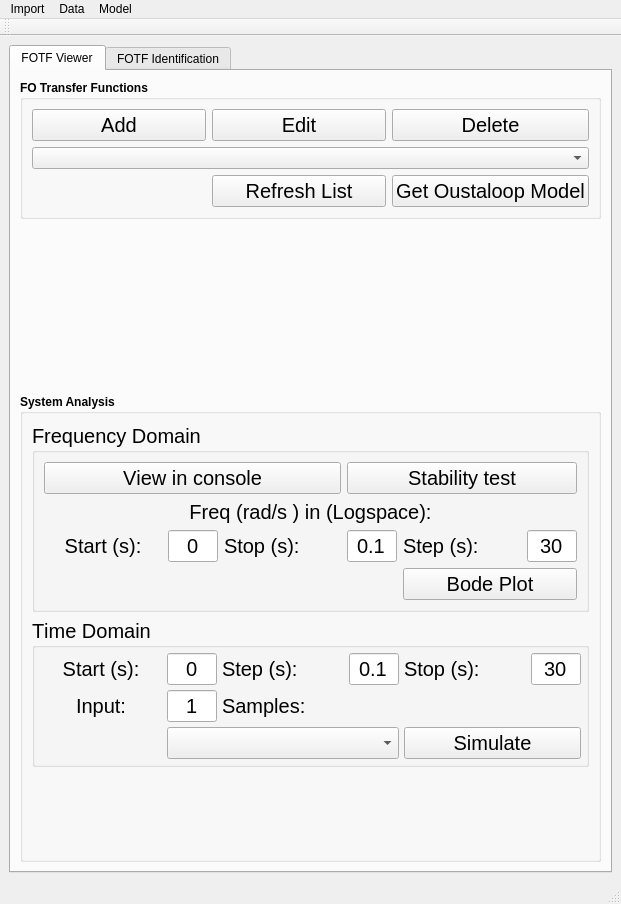
Before: the Qt Designer form fomconguiMainnew.ui in outstandn/fomcon, drawn with Qt 5.
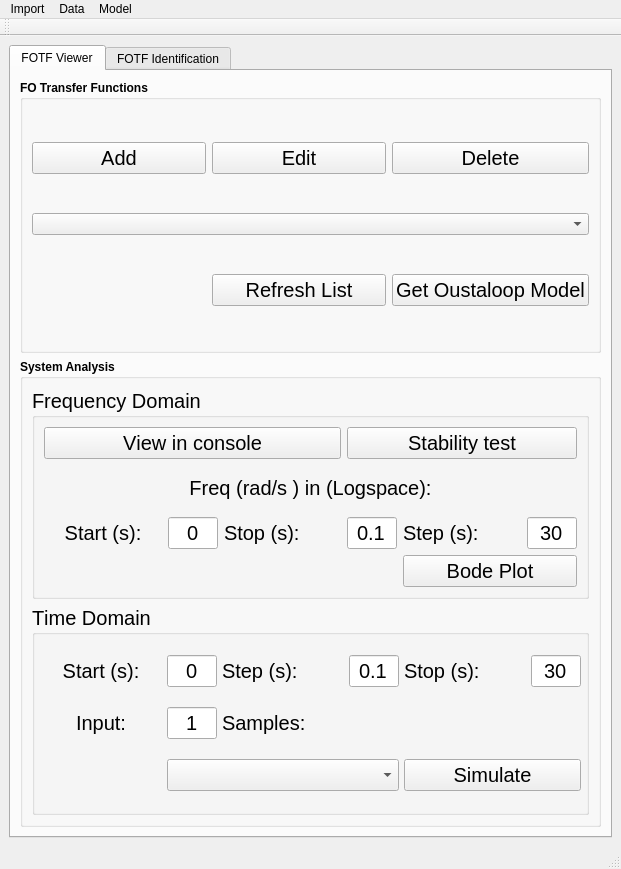
After: the same form once the commit is applied. The open tabs and pages were chosen to show the change.

Patch:
```diff
--- a/fomconguiMainnew.ui
+++ b/fomconguiMainnew.ui
@@ -7,7 +7,7 @@
     <x>0</x>
     <y>0</y>
     <width>621</width>
-    <height>904</height>
+    <height>820</height>
    </rect>
   </property>
   <property name="sizePolicy">
@@ -41,7 +41,10 @@
    <bool>true</bool>
   </property>
   <widget class="QWidget" name="centralwidget">
-   <layout class="QHBoxLayout" name="horizontalLayout">
+   <property name="enabled">
+    <bool>true</bool>
+   </property>
+   <layout class="QVBoxLayout" name="verticalLayout_3">
     <item>
      <widget class="QTabWidget" name="tabWidget">
       <property name="currentIndex">
@@ -157,22 +160,6 @@
           </layout>
          </widget>
         </item>
-        <item>
-         <spacer name="verticalSpacer">
-          <property name="orientation">
-           <enum>Qt::Vertical</enum>
-          </property>
-          <property name="sizeType">
-           <enum>QSizePolicy::Expanding</enum>
-          </property>
-          <property name="sizeHint" stdset="0">
-           <size>
-            <width>20</width>
-            <height>40</height>
-           </size>
-          </property>
-         </spacer>
-        </item>
         <item>
          <widget class="QGroupBox" name="groupBox_3">
           <property name="minimumSize">
@@ -586,19 +573,6 @@
              </layout>
             </widget>
            </item>
-           <item>
-            <spacer name="verticalSpacer_2">
-             <property name="orientation">
-              <enum>Qt::Vertical</enum>
-             </property>
-             <property name="sizeHint" stdset="0">
-              <size>
-               <width>20</width>
-               <height>40</height>
-              </size>
-             </property>
-            </spacer>
-           </item>
           </layout>
          </widget>
         </item>
```
